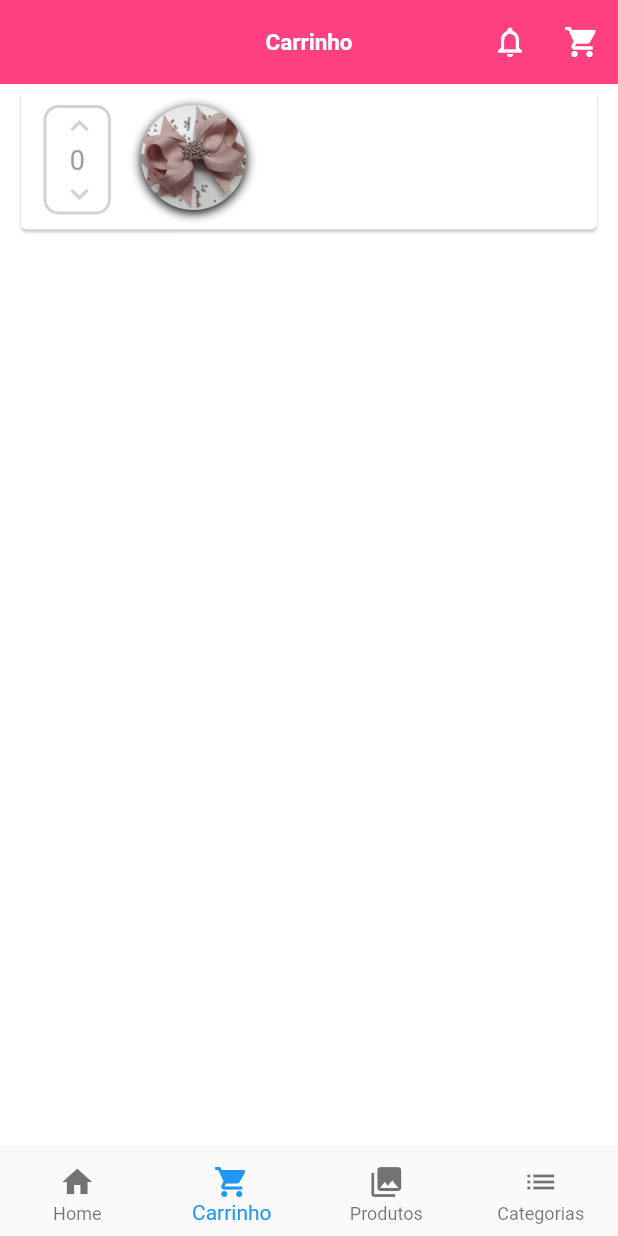
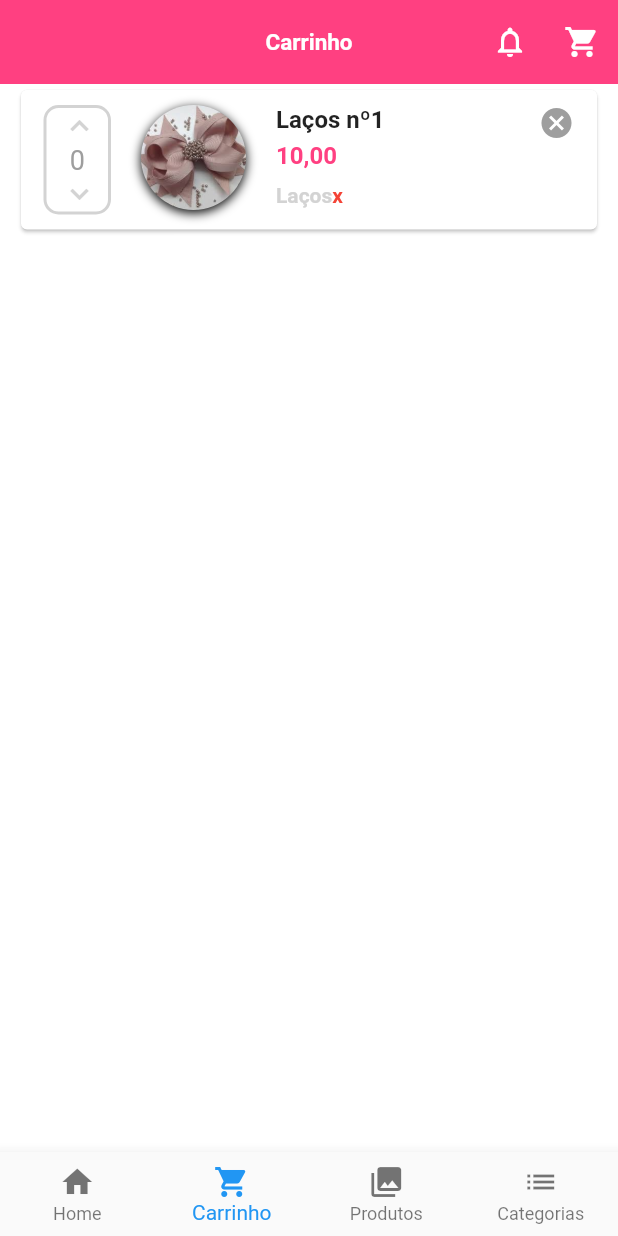
Before and after one commit to HervalMata/flutter_lacos, a Flutter app: the screen it shows after launch, item 2 of the bottom bar chosen, on a phone screen of 412 x 824 dp. Run offline on Flutter 3.47's test engine with Material 2 defaults, Android fonts, the phone set to English and light mode, and no system bars.

Commit message:
Imagem e Textos Para Carrinho

```diff
--- a/lib/src/components/cart_card.dart
+++ b/lib/src/components/cart_card.dart
@@ -76,6 +76,73 @@ class _CartCardState extends State<CartCard> {
               ),
             ),
             SizedBox(width: 20.0,),
+            Column(
+              mainAxisAlignment: MainAxisAlignment.start,
+              crossAxisAlignment: CrossAxisAlignment.start,
+              children: <Widget> [
+                Text(
+                  "Laços nº1",
+                  style: TextStyle(
+                      fontSize: 16.0,
+                      fontWeight: FontWeight.bold
+                  ),
+                ),
+                SizedBox(height: 5.0,),
+                Text(
+                  "10,00",
+                  style: TextStyle(
+                      fontSize: 16.0,
+                      color: Colors.pinkAccent,
+                      fontWeight: FontWeight.bold
+                  ),
+                ),
+                SizedBox(height: 5.0,),
+                Container(
+                  height: 25.0,
+                  width: 120.0,
+                  child: ListView(
+                    scrollDirection: Axis.horizontal,
+                    children: <Widget> [
+                      Row(
+                        children: <Widget> [
+                          Text(
+                            "Laços",
+                            style: TextStyle(
+                              color: Color(0xFFD3D3D3),
+                              fontWeight: FontWeight.bold,
+                            ),
+                          ),
+                          SizedBox(height: 5.0,),
+                          InkWell(
+                            onTap: (){
+
+                            },
+                            child: Text(
+                              "x",
+                              style: TextStyle(
+                                color: Colors.red,
+                                fontWeight: FontWeight.bold,
+                              ),
+                            ),
+                          ),
+                          SizedBox(width: 10.0,),
+                        ],
+                      )
+                    ],
+                  ),
+                )
+              ],
+            ),
+            Spacer(),
+            GestureDetector(
+              onTap: (){
+
+              },
+              child: Icon(
+                Icons.cancel,
+                color: Colors.grey,
+              ),
+            )
           ],
         ),
       ),
```
